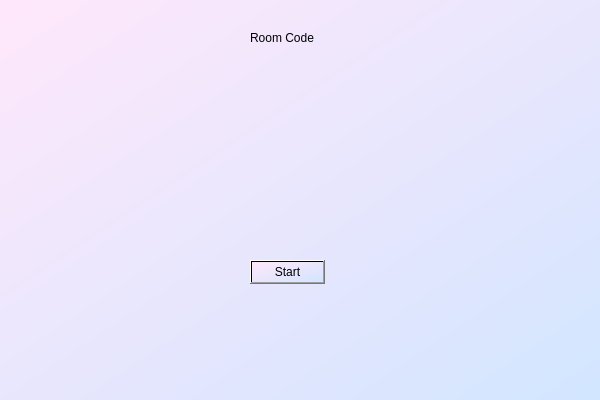
codralexandra/ProjectModernCpp-Particular-Science, file Skribbl App/ClientGUI/lobby.ui: the form before one commit.
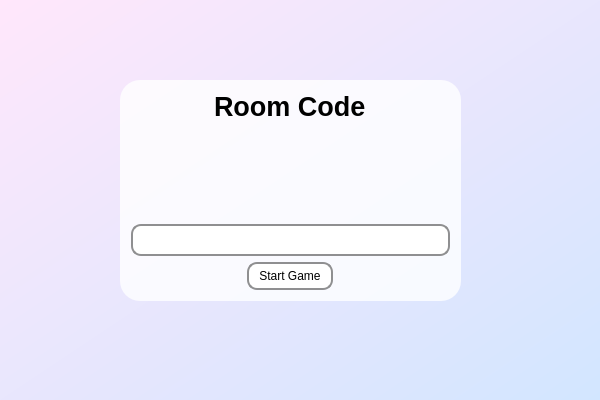
The form after the commit.

The edit to the form file:
```diff
--- a/Skribbl App/ClientGUI/lobby.ui
+++ b/Skribbl App/ClientGUI/lobby.ui
@@ -16,14 +16,31 @@
   <property name="styleSheet">
    <string notr="true">background: qlineargradient(spread:pad, x1:0, y1:0, x2:0.75, y2:0.79, stop:0 rgba(255, 190, 230, 255), stop:1 rgba(220, 217, 255, 255), x1:0, y1:0, x2:1, y2:1, stop:0 rgba(255, 231, 251, 255), stop:1 rgba(210, 230, 255, 255));</string>
   </property>
+  <widget class="QWidget" name="widget" native="true">
+   <property name="geometry">
+    <rect>
+     <x>120</x>
+     <y>80</y>
+     <width>341</width>
+     <height>221</height>
+    </rect>
+   </property>
+   <property name="styleSheet">
+    <string notr="true">#widget {
+    background-color: rgba(255, 255, 255, 200);
+    border-radius: 20px;
+}</string>
+   </property>
+   <layout class="QHBoxLayout" name="horizontalLayout">
+    <item>
+     <layout class="QVBoxLayout" name="verticalLayout">
+      <item alignment="Qt::AlignHCenter">
   <widget class="QLabel" name="label">
-   <property name="geometry">
-    <rect>
-     <x>250</x>
-     <y>30</y>
-     <width>71</width>
-     <height>16</height>
-    </rect>
+        <property name="font">
+         <font>
+          <pointsize>20</pointsize>
+          <bold>true</bold>
+         </font>
    </property>
    <property name="styleSheet">
     <string notr="true">background: transparent</string>
@@ -32,15 +49,22 @@
     <string>Room Code</string>
    </property>
   </widget>
+      </item>
+      <item>
+       <spacer name="verticalSpacer">
+        <property name="orientation">
+         <enum>Qt::Vertical</enum>
+        </property>
+        <property name="sizeHint" stdset="0">
+         <size>
+          <width>20</width>
+          <height>40</height>
+         </size>
+        </property>
+       </spacer>
+      </item>
+      <item>
   <widget class="QLabel" name="roomCode">
-   <property name="geometry">
-    <rect>
-     <x>200</x>
-     <y>70</y>
-     <width>161</width>
-     <height>41</height>
-    </rect>
-   </property>
    <property name="font">
     <font>
      <pointsize>12</pointsize>
@@ -48,24 +72,48 @@
     </font>
    </property>
    <property name="styleSheet">
-    <string notr="true">background : transparent</string>
+         <string notr="true">#roomCode {
+    background-color: white;
+    border: 2px solid #8f8f91;
+    border-radius: 10px;
+    padding: 5px 10px;
+}</string>
    </property>
    <property name="text">
     <string/>
    </property>
-  </widget>
+        <property name="alignment">
+         <set>Qt::AlignCenter</set>
+        </property>
+       </widget>
+      </item>
+      <item alignment="Qt::AlignHCenter">
   <widget class="QPushButton" name="startGameButton">
-   <property name="geometry">
-    <rect>
-     <x>250</x>
-     <y>260</y>
-     <width>75</width>
-     <height>24</height>
-    </rect>
+        <property name="styleSheet">
+         <string notr="true">#startGameButton {
+    background-color: white;
+    border: 2px solid #8f8f91;
+    border-radius: 10px;
+    padding: 5px 10px;
+}
+
+#startGameButton:hover {
+    background-color: #d3d3d3;
+}
+
+#startGameButton:pressed {
+    background-color: #a9a9a9; 
+    border: 2px solid #686868; 
+}</string>
    </property>
    <property name="text">
-    <string>Start</string>
-   </property>
+         <string>Start Game</string>
+        </property>
+       </widget>
+      </item>
+     </layout>
+    </item>
+   </layout>
   </widget>
  </widget>
  <layoutdefault spacing="6" margin="11"/>
```
Lines whose indentation alone changed are shown as unchanged.
